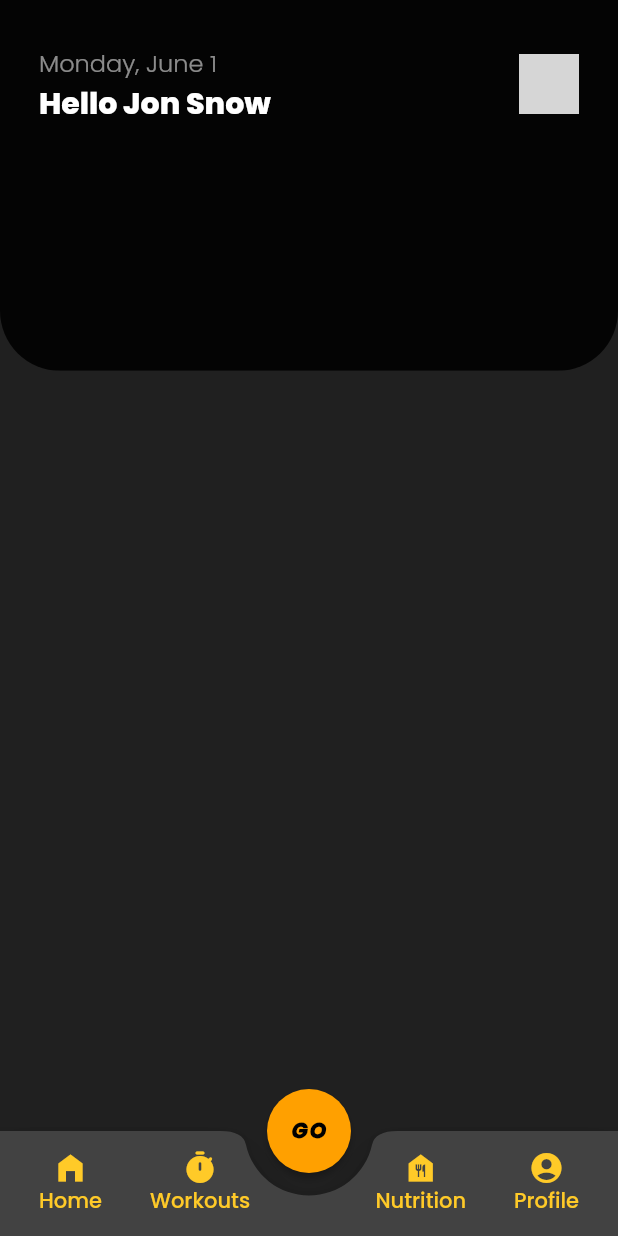
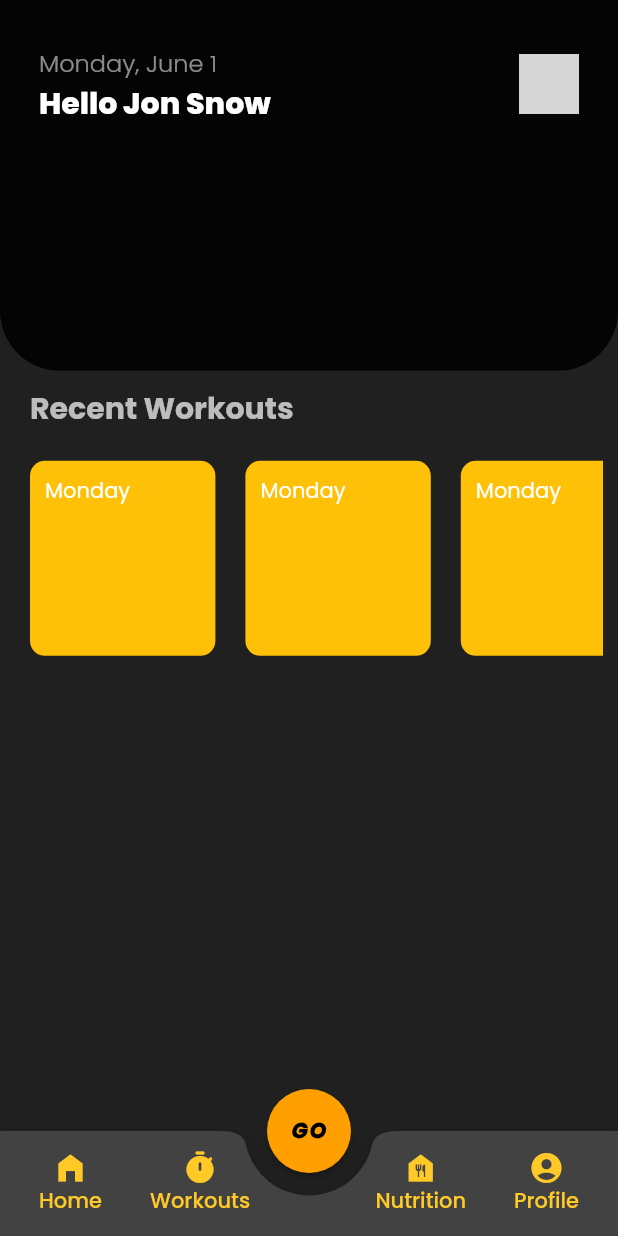
Before and after one commit to ARCHIT1607/dumbbell_club_flutter, a Flutter app: the HomePage screen opened by its route, on a phone screen of 412 x 824 dp. Run offline on Flutter 3.47's test engine with Material 2 defaults, Android fonts, the phone set to English and light mode, and no system bars; our stand-ins replace animated_splash_screen, google_fonts; grey boxes are pictures that could not be loaded.

```diff
--- a/dumbbell_club/lib/main.dart
+++ b/dumbbell_club/lib/main.dart
@@ -37,7 +37,7 @@ class MyApp extends StatelessWidget {
         fontFamily: GoogleFonts.poppins().fontFamily,
         primaryColor: Colors.white,
       ),
-      initialRoute: MyRoutes.homeRoute,
+      initialRoute: MyRoutes.registerRoute,
       routes: {
         '/': (context) => RegisterPage(),
         MyRoutes.loginRoute: (context) => LoginPage(),
--- a/dumbbell_club/lib/screens/dashboard.dart
+++ b/dumbbell_club/lib/screens/dashboard.dart
@@ -9,12 +9,17 @@ class _DashboardScreenState extends State<DashboardScreen> {
   @override
   Widget build(BuildContext context) {
     final height = MediaQuery.of(context).size.height;
-    return ClipRRect(
+    final width = MediaQuery.of(context).size.width;
+    return Container(
+      child: Column(
+        children: [
+          ClipRRect(
             borderRadius: BorderRadius.vertical(
               bottom: Radius.circular(40),
             ),
             child: Container(
-        padding: EdgeInsets.only(top: 20, left: 10, right: 10, bottom: 10),
+              padding:
+                  EdgeInsets.only(top: 20, left: 10, right: 10, bottom: 10),
               width: MediaQuery.of(context).size.width,
               height: height * 0.3,
               color: Colors.black87,
@@ -38,9 +43,67 @@ class _DashboardScreenState extends State<DashboardScreen> {
                         backgroundImage: ExactAssetImage(
                           'images/profile.JPG',
                         ),
-                ))
+                      )),
                 ],
               ),
+            ),
+          ),
+          Container(
+
+          ),
+          Container(
+            padding: EdgeInsets.only(left: 20.0, top: 10.0),
+            alignment: Alignment.topLeft,
+            child: Text("Recent Workouts",
+            style: TextStyle(
+              color: Colors.white70,
+              fontWeight: FontWeight.bold,
+              fontSize: 20.0,
+            ),),
+          ),
+          Container(
+            margin: EdgeInsets.symmetric(vertical: 10.0, horizontal: 10.0),
+            height: 150.0,
+            child: ListView(
+              scrollDirection: Axis.horizontal,
+              children: [
+
+                Container(
+                  margin: EdgeInsets.all(10.0),
+                  padding: EdgeInsets.all(10.0),
+                  width: width * 0.3,
+                  child: Text("Monday"),
+                  decoration: BoxDecoration(borderRadius: BorderRadius.circular(10.0),
+                  color: Colors.amber
+                ),),
+                Container(
+                  margin: EdgeInsets.all(10.0),
+                  padding: EdgeInsets.all(10.0),
+                  width: width * 0.3,
+                  child: Text("Monday"),
+                  decoration: BoxDecoration(borderRadius: BorderRadius.circular(10.0),
+                  color: Colors.amber
+                ),),
+                Container(
+                  margin: EdgeInsets.all(10.0),
+                  padding: EdgeInsets.all(10.0),
+                  width: width * 0.3,
+                  child: Text("Monday"),
+                  decoration: BoxDecoration(borderRadius: BorderRadius.circular(10.0),
+                  color: Colors.amber
+                ),),
+                Container(
+                  margin: EdgeInsets.all(10.0),
+                  padding: EdgeInsets.all(10.0),
+                  width: width * 0.3,
+                  child: Text("Monday"),
+                  decoration: BoxDecoration(borderRadius: BorderRadius.circular(10.0),
+                  color: Colors.amber
+                ),),
+              ],
+            ),
+          )
+        ],
       ),
     );
   }
--- a/dumbbell_club/pubspec.yaml
+++ b/dumbbell_club/pubspec.yaml
@@ -36,6 +36,7 @@ dependencies:
   google_fonts: ^2.1.0
   animated_splash_screen: ^1.1.0
   http: ^0.13.3
+  charts_flutter: ^0.9.0
 
 dev_dependencies:
   flutter_test:
```
Also changed, not shown: dumbbell_club/pubspec.lock, 1 other file. Lines whose indentation alone changed are shown as unchanged.
